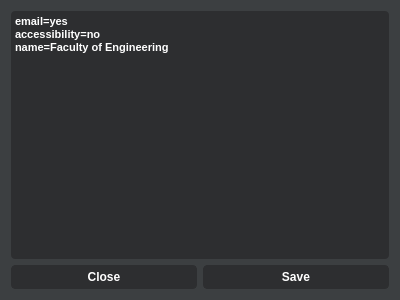
stefaj/gcms, file Virtual_Creator/config_editor.ui: the form before one commit.
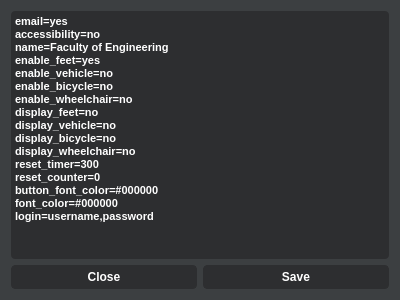
The form after the commit. Icons and pictures are not drawn.

Diff of the .ui file:
```diff
--- a/Virtual_Creator/config_editor.ui
+++ b/Virtual_Creator/config_editor.ui
@@ -191,6 +191,19 @@
 &lt;p style=&quot; margin-top:0px; margin-bottom:0px; margin-left:0px; margin-right:0px; -qt-block-indent:0; text-indent:0px;&quot;&gt;&lt;span style=&quot; font-size:8.25pt;&quot;&gt;email=yes&lt;/span&gt;&lt;/p&gt;
 &lt;p style=&quot; margin-top:0px; margin-bottom:0px; margin-left:0px; margin-right:0px; -qt-block-indent:0; text-indent:0px;&quot;&gt;&lt;span style=&quot; font-size:8.25pt;&quot;&gt;accessibility=no&lt;/span&gt;&lt;/p&gt;
 &lt;p style=&quot; margin-top:0px; margin-bottom:0px; margin-left:0px; margin-right:0px; -qt-block-indent:0; text-indent:0px;&quot;&gt;&lt;span style=&quot; font-size:8.25pt;&quot;&gt;name=Faculty of Engineering&lt;/span&gt;&lt;/p&gt;
+&lt;p style=&quot; margin-top:0px; margin-bottom:0px; margin-left:0px; margin-right:0px; -qt-block-indent:0; text-indent:0px;&quot;&gt;&lt;span style=&quot; font-size:8.25pt;&quot;&gt;enable_feet=yes&lt;/span&gt;&lt;/p&gt;
+&lt;p style=&quot; margin-top:0px; margin-bottom:0px; margin-left:0px; margin-right:0px; -qt-block-indent:0; text-indent:0px;&quot;&gt;&lt;span style=&quot; font-size:8.25pt;&quot;&gt;enable_vehicle=no&lt;/span&gt;&lt;/p&gt;
+&lt;p style=&quot; margin-top:0px; margin-bottom:0px; margin-left:0px; margin-right:0px; -qt-block-indent:0; text-indent:0px;&quot;&gt;&lt;span style=&quot; font-size:8.25pt;&quot;&gt;enable_bicycle=no&lt;/span&gt;&lt;/p&gt;
+&lt;p style=&quot; margin-top:0px; margin-bottom:0px; margin-left:0px; margin-right:0px; -qt-block-indent:0; text-indent:0px;&quot;&gt;&lt;span style=&quot; font-size:8.25pt;&quot;&gt;enable_wheelchair=no&lt;/span&gt;&lt;/p&gt;
+&lt;p style=&quot; margin-top:0px; margin-bottom:0px; margin-left:0px; margin-right:0px; -qt-block-indent:0; text-indent:0px;&quot;&gt;&lt;span style=&quot; font-size:8.25pt;&quot;&gt;display_feet=no&lt;/span&gt;&lt;/p&gt;
+&lt;p style=&quot; margin-top:0px; margin-bottom:0px; margin-left:0px; margin-right:0px; -qt-block-indent:0; text-indent:0px;&quot;&gt;&lt;span style=&quot; font-size:8.25pt;&quot;&gt;display_vehicle=no&lt;/span&gt;&lt;/p&gt;
+&lt;p style=&quot; margin-top:0px; margin-bottom:0px; margin-left:0px; margin-right:0px; -qt-block-indent:0; text-indent:0px;&quot;&gt;&lt;span style=&quot; font-size:8.25pt;&quot;&gt;display_bicycle=no&lt;/span&gt;&lt;/p&gt;
+&lt;p style=&quot; margin-top:0px; margin-bottom:0px; margin-left:0px; margin-right:0px; -qt-block-indent:0; text-indent:0px;&quot;&gt;&lt;span style=&quot; font-size:8.25pt;&quot;&gt;display_wheelchair=no&lt;/span&gt;&lt;/p&gt;
+&lt;p style=&quot; margin-top:0px; margin-bottom:0px; margin-left:0px; margin-right:0px; -qt-block-indent:0; text-indent:0px;&quot;&gt;&lt;span style=&quot; font-size:8.25pt;&quot;&gt;reset_timer=300&lt;/span&gt;&lt;/p&gt;
+&lt;p style=&quot; margin-top:0px; margin-bottom:0px; margin-left:0px; margin-right:0px; -qt-block-indent:0; text-indent:0px;&quot;&gt;&lt;span style=&quot; font-size:8.25pt;&quot;&gt;reset_counter=0&lt;/span&gt;&lt;/p&gt;
+&lt;p style=&quot; margin-top:0px; margin-bottom:0px; margin-left:0px; margin-right:0px; -qt-block-indent:0; text-indent:0px;&quot;&gt;&lt;span style=&quot; font-size:8.25pt;&quot;&gt;button_font_color=#000000&lt;/span&gt;&lt;/p&gt;
+&lt;p style=&quot; margin-top:0px; margin-bottom:0px; margin-left:0px; margin-right:0px; -qt-block-indent:0; text-indent:0px;&quot;&gt;&lt;span style=&quot; font-size:8.25pt;&quot;&gt;font_color=#000000&lt;/span&gt;&lt;/p&gt;
+&lt;p style=&quot; margin-top:0px; margin-bottom:0px; margin-left:0px; margin-right:0px; -qt-block-indent:0; text-indent:0px;&quot;&gt;&lt;span style=&quot; font-size:8.25pt;&quot;&gt;login=username,password&lt;/span&gt;&lt;/p&gt;
 &lt;p style=&quot;-qt-paragraph-type:empty; margin-top:0px; margin-bottom:0px; margin-left:0px; margin-right:0px; -qt-block-indent:0; text-indent:0px; font-size:8.25pt;&quot;&gt;&lt;br /&gt;&lt;/p&gt;&lt;/body&gt;&lt;/html&gt;</string>
        </property>
       </widget>
```
